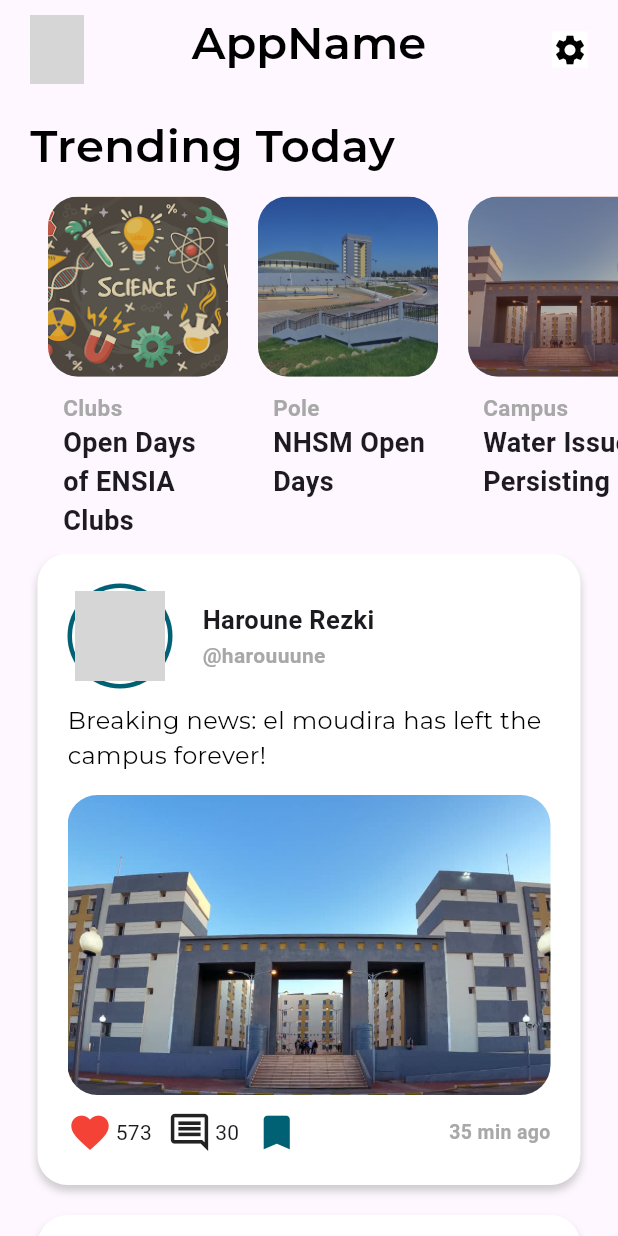
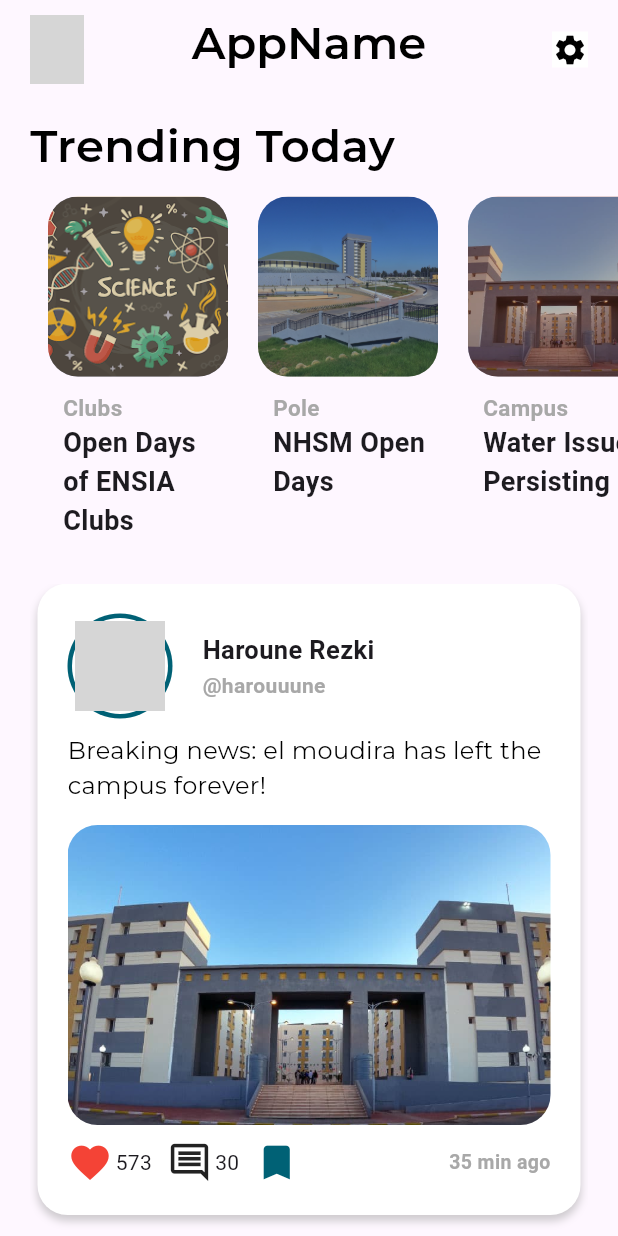
Before and after one commit to Haroune-REZKI/social-media-app, a Flutter app: the HomeFeed screen opened directly, on a phone screen of 412 x 824 dp. Run offline on Flutter 3.47's test engine with Material 3 defaults, Android fonts, the light colour scheme and no system bars; our stand-ins replace google_fonts; network calls fail; grey boxes are pictures that could not be loaded.

Commit message:
overflow fixed

```diff
--- a/lib/features/feed/components/feed_categories_listing.dart
+++ b/lib/features/feed/components/feed_categories_listing.dart
@@ -26,7 +26,7 @@ class _FeedCategoriesListingState extends State<FeedCategoriesListing> {
             style: AppTextStyles.title,
           ),
           SizedBox(
-            height: 250,
+            height: 270,
             child: ListView.separated(
               scrollDirection: Axis.horizontal,
               padding: const EdgeInsets.all(12),
--- a/lib/main.dart
+++ b/lib/main.dart
@@ -17,7 +17,7 @@ class MyApp extends StatelessWidget {
     return MaterialApp(
       title: 'Social Media Application',
       debugShowCheckedModeBanner: true,
-      home: const WelcomePage(),
+      home: const HomeFeed(),
       routes: {
         // to be filled
         "login_page": (context) => const SignIn(),
```
